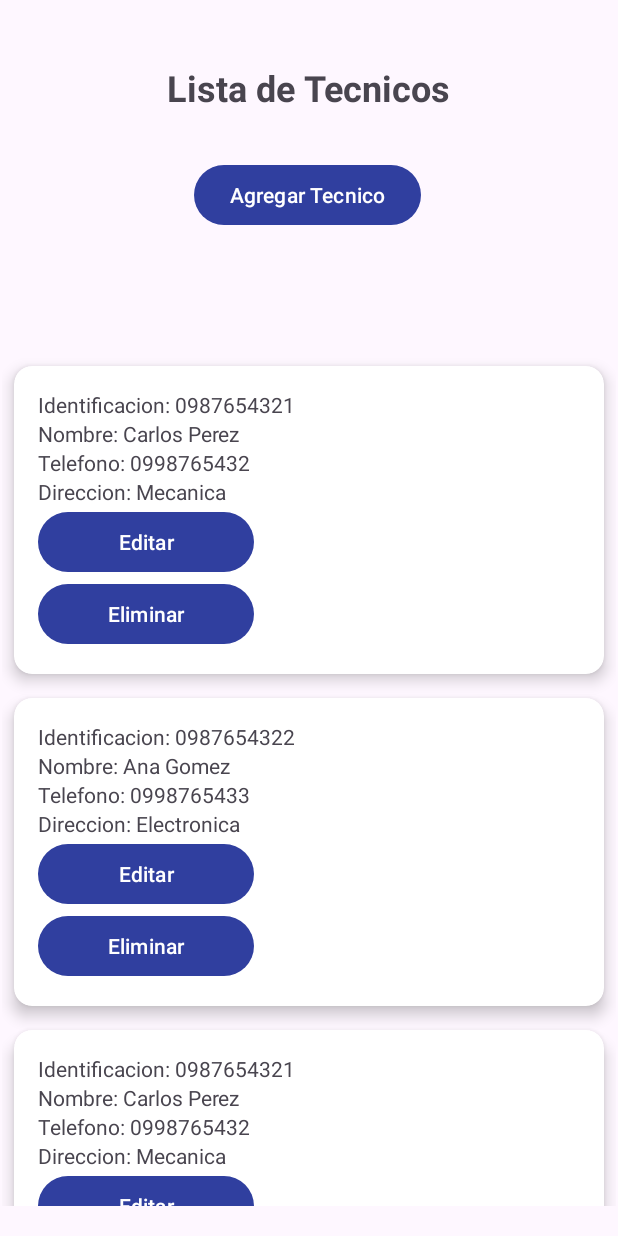
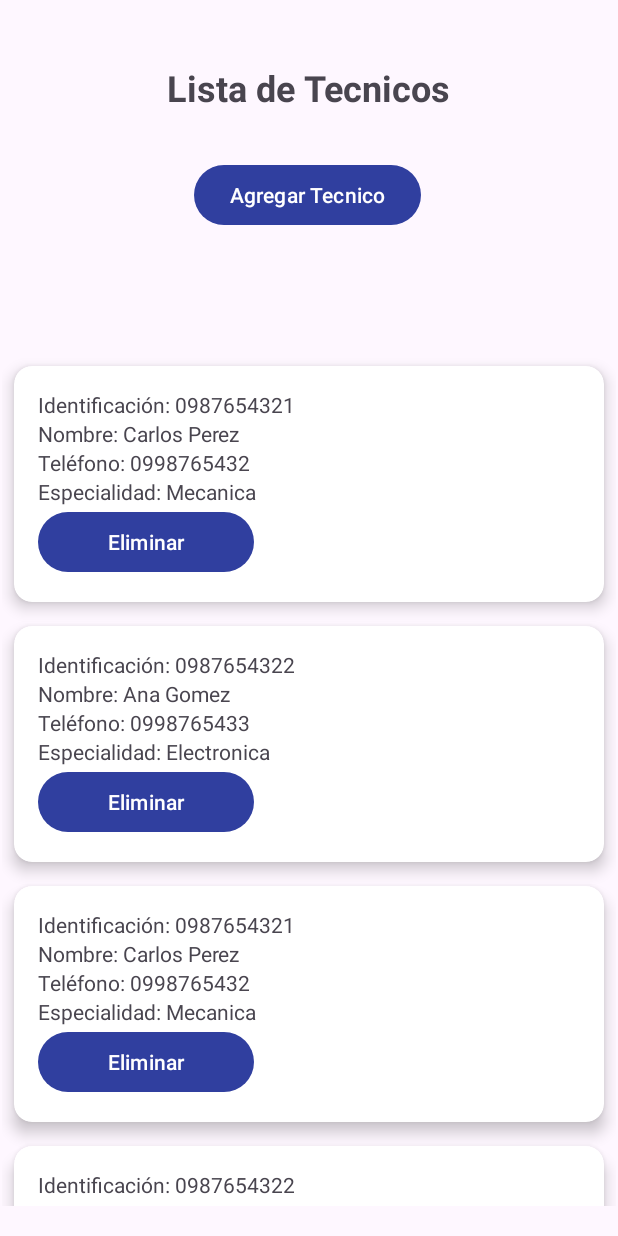
Before and after one commit to Pablo-Espol/POO-P3-G07, an Android app: the MainActivity_Tecnico screen opened directly, with no data from a screen before it, on a phone screen of 412 x 824 dp. Run offline under Robolectric (Android 15) with nearby library versions, the phone set to English and light mode, and no system bars.

Commit message:
seguimos avanzando 2

```diff
--- a/app/build.gradle.kts
+++ b/app/build.gradle.kts
@@ -40,6 +40,7 @@ dependencies {
     implementation(libs.recyclerview)
     implementation("androidx.cardview:cardview:1.0.0")
     implementation("com.google.android.material:material:1.11.0")
+    implementation(libs.fragment)
     testImplementation(libs.junit)
     androidTestImplementation(libs.ext.junit)
     androidTestImplementation(libs.espresso.core)
--- a/app/src/main/java/com/espol/tecnicentro/Alejandro/MainActivity_Tecnico.java
+++ b/app/src/main/java/com/espol/tecnicentro/Alejandro/MainActivity_Tecnico.java
@@ -25,6 +25,8 @@ public class MainActivity_Tecnico extends AppCompatActivity implements TecnicoAd
     private RecyclerView recyclerViewTecnico;
     private TecnicoAdapter tecnicoAdapter;
     private ControladorBase control;
+    private Tecnico tecnico;
+    private int position;
 
     @Override
     protected void onCreate(Bundle savedInstanceState) {
@@ -33,6 +35,7 @@ public class MainActivity_Tecnico extends AppCompatActivity implements TecnicoAd
         setContentView(R.layout.activity_main_tecnicos);
         control = new ControladorBase();
         control.inicializarApp();
+
         llenarLista();
 
         ViewCompat.setOnApplyWindowInsetsListener(findViewById(R.id.main), (v, insets) -> {
@@ -44,8 +47,14 @@ public class MainActivity_Tecnico extends AppCompatActivity implements TecnicoAd
 
         buttonaggTec.setOnClickListener(view -> {
             Intent intent = new Intent(MainActivity_Tecnico.this, Agg_Tecnico.class);
-            startActivity(intent);
-        });}
+            startActivityForResult(intent, 1);
+
+
+        });
+
+    }
+
+
 
 
     private void llenarLista(){
@@ -65,13 +74,25 @@ public class MainActivity_Tecnico extends AppCompatActivity implements TecnicoAd
     @Override
     public void onEditClick(Tecnico tecnico, int position){
 
+
     }
     @Override
     public void onResume(){
         super.onResume();
         llenarLista();
+
         Log.d("AppTecnicos", "En onResume");//muestra la lista en el log
+        tecnicoAdapter.notifyDataSetChanged();
 
+    }
+    @Override
+    protected void onActivityResult(int requestCode, int resultCode, Intent data) {
+        super.onActivityResult(requestCode, resultCode, data);
+        if (requestCode == 1 && resultCode == RESULT_OK) {
+            // El nuevo técnico fue agregado, actualizamos la lista
+            llenarLista();
+            tecnicoAdapter.notifyDataSetChanged();
+        }
     }
 
 
--- a/app/src/main/java/com/espol/tecnicentro/Alejandro/adapters/TecnicoAdapter.java
+++ b/app/src/main/java/com/espol/tecnicentro/Alejandro/adapters/TecnicoAdapter.java
@@ -1,4 +1,5 @@
 package com.espol.tecnicentro.Alejandro.adapters;
+
 import android.app.Activity;
 
 import android.view.LayoutInflater;
@@ -7,72 +8,79 @@ import android.view.ViewGroup;
 import android.widget.Button;
 import android.widget.TextView;
 
+import androidx.fragment.app.FragmentActivity;
 import androidx.recyclerview.widget.RecyclerView;
 
-
+import com.espol.tecnicentro.Alejandro.ConfirmarEliminarTecnicoDialogFragment;
 import com.espol.tecnicentro.R;
-import com.espol.tecnicentro.modelo.Cliente;
 import com.espol.tecnicentro.modelo.Tecnico;
 
 import java.util.List;
 
-public class TecnicoAdapter extends RecyclerView.Adapter<TecnicoAdapter.ViewHolder>{
+public class TecnicoAdapter extends RecyclerView.Adapter<TecnicoAdapter.ViewHolder> {
     private List<Tecnico> tecnicoList;
     private Activity activity;
     private OnTecnicoEditClickListener listener;
 
-    public TecnicoAdapter(List<Tecnico> tecnicoList, Activity activity, TecnicoAdapter.OnTecnicoEditClickListener listener) {
+    public TecnicoAdapter(List<Tecnico> tecnicoList, Activity activity, OnTecnicoEditClickListener listener) {
         this.tecnicoList = tecnicoList;
         this.activity = activity;
         this.listener = listener;
     }
 
     public interface OnTecnicoEditClickListener {
-        void onEditClick(Tecnico tecnico, int position); // Asegúrate que los parámetros coincidan con lo que necesitas
+        void onEditClick(Tecnico tecnico, int position);
     }
 
     public static class ViewHolder extends RecyclerView.ViewHolder {
-        TextView idTecnico,nombreTec,phoneTec,especialidad;
-        Button btneditTecnico,btneelimTec ;
+        TextView idTecnico, nombreTec, phoneTec, especialidad;
+        Button  btneelimTec;
 
         public ViewHolder(View itemView) {
             super(itemView);
-            idTecnico = itemView.findViewById(R.id.idTecnico);   // tu id de identificación
-            nombreTec = itemView.findViewById(R.id.nombreTec);          // tu id de nombre
-            phoneTec= itemView.findViewById(R.id.phoneTec);       // tu id de teléfono
-            especialidad = itemView.findViewById(R.id.especialidad);// tu id de dirección
-            btneditTecnico = itemView.findViewById(R.id.btneditTecnico);
-            btneelimTec = itemView.findViewById(R.id.btneelimTec);// botón guardar (o crea otro botón "editar" para fila)
+            idTecnico = itemView.findViewById(R.id.idTecnico);
+            nombreTec = itemView.findViewById(R.id.nombreTec);
+            phoneTec = itemView.findViewById(R.id.phoneTec);
+            especialidad = itemView.findViewById(R.id.especialidad);
+
+            btneelimTec = itemView.findViewById(R.id.btneelimTec);
         }
     }
+
     @Override
     public TecnicoAdapter.ViewHolder onCreateViewHolder(ViewGroup parent, int viewType) {
         View vista = LayoutInflater.from(parent.getContext())
-                .inflate(R.layout.item_tecnico, parent, false); // reemplaza con tu layout de fila
+                .inflate(R.layout.item_tecnico, parent, false);
         return new ViewHolder(vista);
     }
+
     @Override
     public void onBindViewHolder(TecnicoAdapter.ViewHolder holder, int position) {
         Tecnico tecnico = tecnicoList.get(position);
 
-        holder.idTecnico.setText("Identificacion: " + tecnico.getIdentificacion());
-        holder.nombreTec.setText("Nombre: "+ tecnico.getNombre());
-        holder.phoneTec.setText("Telefono: "+tecnico.getTelefono());
-        holder.especialidad.setText("Direccion: "+tecnico.getEspecialidad());
-        holder.btneditTecnico.setOnClickListener(v -> {
-            if (listener != null) {
-                listener.onEditClick(tecnico, holder.getAdapterPosition());
-            }
-        });
+        holder.idTecnico.setText("Identificación: " + tecnico.getIdentificacion());
+        holder.nombreTec.setText("Nombre: " + tecnico.getNombre());
+        holder.phoneTec.setText("Teléfono: " + tecnico.getTelefono());
+        holder.especialidad.setText("Especialidad: " + tecnico.getEspecialidad());
 
 
+        // Botón Eliminar
+        holder.btneelimTec.setOnClickListener(v -> {
+            ConfirmarEliminarTecnicoDialogFragment dialog = ConfirmarEliminarTecnicoDialogFragment
+                    .newInstance(tecnico, holder.getAdapterPosition());
 
+            dialog.setOnTecnicoEliminarListener(pos -> {
+                tecnicoList.remove(pos);
+                notifyItemRemoved(pos);
+                notifyItemRangeChanged(pos, tecnicoList.size());
+            });
 
-
+            dialog.show(((FragmentActivity) activity).getSupportFragmentManager(), "ConfirmarEliminarTecnico");
+        });
     }
 
     @Override
     public int getItemCount() {
-        return tecnicoList != null ? tecnicoList.size() : 0; // Buena práctica añadir esto
+        return tecnicoList != null ? tecnicoList.size() : 0;
     }
 }
--- a/app/src/main/res/layout/activity_eliminar_tecnico.xml
+++ b/app/src/main/res/layout/activity_eliminar_tecnico.xml
@@ -2,6 +2,7 @@
 <LinearLayout xmlns:android="http://schemas.android.com/apk/res/android"
     android:layout_width="match_parent"
     android:layout_height="wrap_content"
+    android:background="@drawable/rounded_dialog_bg"
     android:padding="20dp"
     android:orientation="vertical">
 
@@ -23,6 +24,7 @@
             android:id="@+id/btnCancelar"
             android:layout_width="wrap_content"
             android:layout_height="wrap_content"
+            android:backgroundTint="@color/cardview_dark_background"
             android:text="Cancelar" />
 
         <Button
--- a/app/src/main/res/layout/item_tecnico.xml
+++ b/app/src/main/res/layout/item_tecnico.xml
@@ -39,11 +39,7 @@
             android:layout_height="wrap_content"
             android:text="Especialidad" />
 
-        <Button
-            android:id="@+id/btneditTecnico"
-            android:layout_width="144dp"
-            android:layout_height="wrap_content"
-            android:text="Editar" />
+
 
         <Button
             android:id="@+id/btneelimTec"
--- a/gradle/libs.versions.toml
+++ b/gradle/libs.versions.toml
@@ -8,6 +8,7 @@ material = "1.12.0"
 activity = "1.10.1"
 constraintlayout = "2.2.1"
 recyclerview = "1.4.0"
+fragment = "1.8.8"
 
 [libraries]
 junit = { group = "junit", name = "junit", version.ref = "junit" }
@@ -18,6 +19,7 @@ material = { group = "com.google.android.material", name = "material", version.r
 activity = { group = "androidx.activity", name = "activity", version.ref = "activity" }
 constraintlayout = { group = "androidx.constraintlayout", name = "constraintlayout", version.ref = "constraintlayout" }
 recyclerview = { group = "androidx.recyclerview", name = "recyclerview", version.ref = "recyclerview" }
+fragment = { group = "androidx.fragment", name = "fragment", version.ref = "fragment" }
 
 [plugins]
 android-application = { id = "com.android.application", version.ref = "agp" }
```
Also changed, not shown: app/src/main/AndroidManifest.xml (+7 -5 lines), app/src/main/java/com/espol/tecnicentro/Alejandro/Agg_Tecnico.java (+26 -0 lines).
